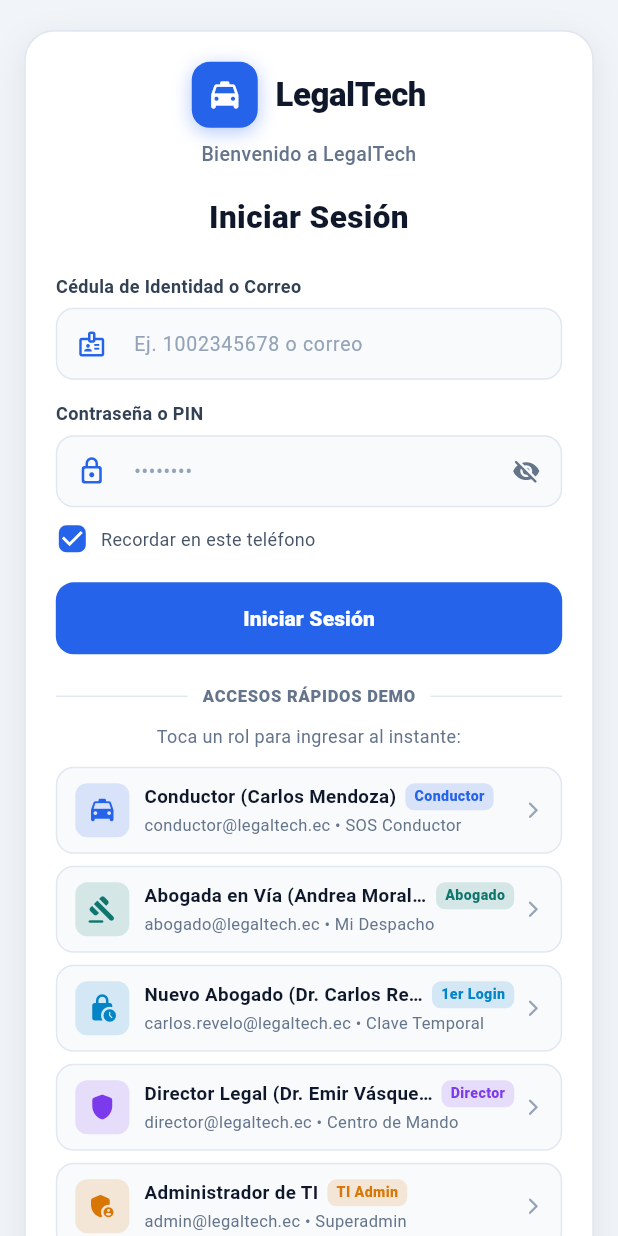
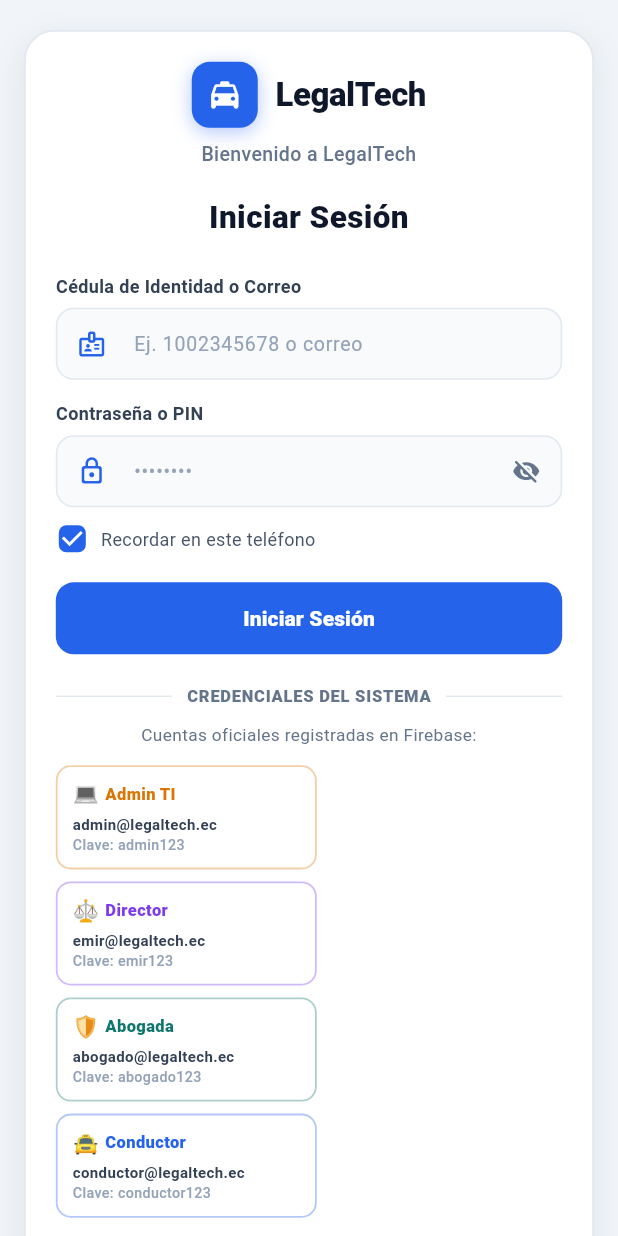
Before and after one commit to wilmerguerrerodev-prog/asistencia-legal-web, a Flutter app: the screen it shows after launch, on a phone screen of 412 x 824 dp. Run offline on Flutter 3.47's test engine with Material 3 defaults, Android fonts, the phone set to English and light mode, and no system bars; our stand-ins replace cached_network_image, calendar_view, cloud_firestore, country_code_picker, data_table_2, dotted_border and 13 more; missing offline and left inert: appflowy_board, d_chart; accounts and stored records are empty; Roboto replaces fonts that are missing (Montserrat, Plus Jakarta Sans, Ubuntu).

Commit message:
feat(auth): config 4 official roles and streamlined credential chips for production

```diff
--- a/lib/core/auth/controller/auth_mock_controller.dart
+++ b/lib/core/auth/controller/auth_mock_controller.dart
@@ -8,11 +8,12 @@ import '../model/mock_user.dart';
 class AuthMockController extends GetxController {
   static AuthMockController get to => Get.find<AuthMockController>();
 
-  // Perfiles predeterminados para pruebas
+  // Perfiles predeterminados oficiales para producción y pruebas
   static const MockUser mockItAdmin = MockUser(
     id: 'USER-IT-01',
-    name: 'Ing. Admin Sistemas',
-    email: 'admin.sistemas@legaltech.ec',
+    name: 'Ing. Dario (Admin TI)',
+    email: 'admin@legaltech.ec',
+    temporaryPassword: 'admin123',
     role: UserRole.itAdmin,
     canton: 'Quito',
     phone: '+593 99 000 1122',
@@ -21,29 +22,37 @@ class AuthMockController extends GetxController {
   static const MockUser mockAdminLawyer = MockUser(
     id: 'USER-LAW-DIR',
     name: 'Dr. Emir Vásquez',
-    email: 'emir.vasquez@legaltech.ec',
+    email: 'emir@legaltech.ec',
+    temporaryPassword: 'emir123',
     role: UserRole.adminLawyer,
     canton: 'Ibarra',
     phone: '+593 98 776 5544',
+    matriculaForo: '10-2015-442-CJ',
   );
 
   static const MockUser mockAssociateLawyer = MockUser(
     id: 'LAWYER-001',
     name: 'Dra. Andrea Morales',
-    email: 'andrea.morales@legaltech.ec',
+    email: 'abogado@legaltech.ec',
+    temporaryPassword: 'abogado123',
     role: UserRole.associateLawyer,
     canton: 'Ibarra',
     phone: '+593 99 445 1200',
+    matriculaForo: '10-2019-118-CJ',
     isAvailable: true,
   );
 
   static const MockUser mockClientDriver = MockUser(
     id: 'DRIVER-042',
-    name: 'Carlos Mendoza • Unidad #42',
-    email: 'carlos.mendoza@loslagos.ec',
+    name: 'Carlos Mendoza',
+    email: 'conductor@legaltech.ec',
+    temporaryPassword: 'conductor123',
     role: UserRole.clientDriver,
     cooperativeId: 'COOP-01',
-    cooperativeName: 'Coo. Los Lagos',
+    cooperativeName: 'Cooperativa Los Lagos',
+    unidadTaxi: 'Unidad #42',
+    placa: 'IBA-1234',
+    licencia: 'Tipo C Profesional',
     canton: 'Otavalo',
     phone: '+593 99 482 1045',
   );
--- a/lib/core/services/firebase_service.dart
+++ b/lib/core/services/firebase_service.dart
@@ -64,12 +64,13 @@ class FirebaseService {
         coopsCreated++;
       }
 
-      // 2. Semillero de Usuarios (Users)
+      // 2. Semillero de Usuarios Oficiales (Users)
       final List<Map<String, dynamic>> initialUsers = [
         {
           'id': 'USER-IT-01',
-          'name': 'Ing. Admin Sistemas',
-          'email': 'admin.sistemas@legaltech.ec',
+          'name': 'Ing. Dario (Admin TI)',
+          'email': 'admin@legaltech.ec',
+          'password': 'admin123',
           'role': 'itAdmin',
           'canton': 'Quito',
           'phone': '+593 99 000 1122',
@@ -81,7 +82,8 @@ class FirebaseService {
         {
           'id': 'USER-LAW-DIR',
           'name': 'Dr. Emir Vásquez',
-          'email': 'emir.vasquez@legaltech.ec',
+          'email': 'emir@legaltech.ec',
+          'password': 'emir123',
           'role': 'adminLawyer',
           'canton': 'Ibarra',
           'phone': '+593 98 776 5544',
@@ -94,7 +96,8 @@ class FirebaseService {
         {
           'id': 'LAWYER-001',
           'name': 'Dra. Andrea Morales',
-          'email': 'andrea.morales@legaltech.ec',
+          'email': 'abogado@legaltech.ec',
+          'password': 'abogado123',
           'role': 'associateLawyer',
           'canton': 'Ibarra',
           'phone': '+593 99 445 1200',
@@ -105,36 +108,38 @@ class FirebaseService {
           'createdAt': FieldValue.serverTimestamp(),
         },
         {
+          'id': 'DRIVER-042',
+          'name': 'Carlos Mendoza',
+          'email': 'conductor@legaltech.ec',
+          'password': 'conductor123',
+          'role': 'clientDriver',
+          'cooperativeId': 'COOP-01',
+          'cooperativeName': 'Cooperativa Los Lagos',
+          'canton': 'Otavalo',
+          'phone': '+593 99 482 1045',
+          'placa': 'IBA-1234',
+          'unidadTaxi': 'Unidad #42',
+          'licencia': 'Tipo C Profesional',
+          'isAvailable': true,
+          'subscriptionStatus': 'active',
+          'subscriptionPlan': 'conductor_pro',
+          'subscriptionExpiresAt': Timestamp.fromDate(DateTime.now().add(const Duration(days: 30))),
+          'createdAt': FieldValue.serverTimestamp(),
+        },
+        {
           'id': 'LAWYER-TEMP-002',
           'name': 'Dr. Carlos Revelo',
           'email': 'carlos.revelo@legaltech.ec',
+          'password': 'LegalTech2026!',
           'role': 'associateLawyer',
           'canton': 'Ibarra',
           'phone': '+593 99 778 9900',
           'cedula': '1003456789',
           'matriculaForo': '10-2022-315-CJ',
-          'temporaryPassword': 'LegalTech2026!',
           'debeCambiarClave': true,
           'isAvailable': true,
           'subscriptionStatus': 'active',
           'subscriptionPlan': 'lawyer_turn',
-          'createdAt': FieldValue.serverTimestamp(),
-        },
-        {
-          'id': 'DRIVER-042',
-          'name': 'Carlos Mendoza • Unidad #42',
-          'email': 'carlos.mendoza@loslagos.ec',
-          'role': 'clientDriver',
-          'cooperativeId': 'COOP-01',
-          'cooperativeName': 'Coo. Los Lagos',
-          'canton': 'Otavalo',
-          'phone': '+593 99 482 1045',
-          'placa': 'IBA-1234',
-          'unidadTaxi': 'Unidad #42',
-          'isAvailable': true,
-          'subscriptionStatus': 'active',
-          'subscriptionPlan': 'conductor_pro',
-          'subscriptionExpiresAt': Timestamp.fromDate(DateTime.now().add(const Duration(days: 30))),
           'createdAt': FieldValue.serverTimestamp(),
         },
       ];
@@ -154,7 +159,7 @@ class FirebaseService {
         try {
           await _auth.createUserWithEmailAndPassword(
             email: user['email'],
-            password: user['temporaryPassword'] ?? 'Password123!',
+            password: user['password'] ?? user['temporaryPassword'] ?? 'Password123!',
           );
         } catch (_) {
           // Ya existe en Auth o regla restringida
--- a/lib/feature/auth/view/login_screen.dart
+++ b/lib/feature/auth/view/login_screen.dart
@@ -502,7 +502,7 @@ class _LoginScreenState extends State<LoginScreen> {
             Padding(
               padding: const EdgeInsets.symmetric(horizontal: 10),
               child: Text(
-                "ACCESOS RÁPIDOS DEMO",
+                "CREDENCIALES DEL SISTEMA",
                 style: TextStyle(
                   fontFamily: 'Montserrat',
                   fontSize: 11,
@@ -517,63 +517,61 @@ class _LoginScreenState extends State<LoginScreen> {
         ),
         const SizedBox(height: 10),
         Text(
-          "Toca un rol para ingresar al instante:",
+          "Cuentas oficiales registradas en Firebase:",
           textAlign: TextAlign.center,
           style: TextStyle(
             fontFamily: 'Plus Jakarta Sans',
-            fontSize: 12,
+            fontSize: 11.5,
             color: isDark ? Colors.white60 : const Color(0xFF64748B),
           ),
         ),
         const SizedBox(height: 12),
-        _buildDemoRoleCard(
-          isDark: isDark,
-          title: "Conductor (Carlos Mendoza)",
-          subtitle: "conductor@legaltech.ec • SOS Conductor",
-          badge: "Conductor",
-          icon: Icons.local_taxi_rounded,
-          accentColor: const Color(0xFF2563EB),
-          user: AuthMockController.mockClientDriver,
-        ),
-        const SizedBox(height: 8),
-        _buildDemoRoleCard(
-          isDark: isDark,
-          title: "Abogada en Vía (Andrea Morales)",
-          subtitle: "abogado@legaltech.ec • Mi Despacho",
-          badge: "Abogado",
-          icon: Icons.gavel_rounded,
-          accentColor: const Color(0xFF0F766E),
-          user: AuthMockController.mockAssociateLawyer,
-        ),
-        const SizedBox(height: 8),
-        _buildDemoRoleCard(
-          isDark: isDark,
-          title: "Nuevo Abogado (Dr. Carlos Revelo)",
-          subtitle: "carlos.revelo@legaltech.ec • Clave Temporal",
-          badge: "1er Login",
-          icon: Icons.lock_clock_rounded,
-          accentColor: const Color(0xFF0284C7),
-          user: AuthMockController.mockTempLawyer,
-        ),
-        const SizedBox(height: 8),
-        _buildDemoRoleCard(
-          isDark: isDark,
-          title: "Director Legal (Dr. Emir Vásquez)",
-          subtitle: "director@legaltech.ec • Centro de Mando",
-          badge: "Director",
-          icon: Icons.shield_rounded,
-          accentColor: const Color(0xFF7C3AED),
-          user: AuthMockController.mockAdminLawyer,
-        ),
-        const SizedBox(height: 8),
-        _buildDemoRoleCard(
-          isDark: isDark,
-          title: "Administrador de TI",
-          subtitle: "admin@legaltech.ec • Superadmin",
-          badge: "TI Admin",
-          icon: Icons.admin_panel_settings_rounded,
-          accentColor: const Color(0xFFD97706),
-          user: AuthMockController.mockItAdmin,
+        // Grilla 2x2 compacta de credenciales oficiales
+        Wrap(
+          spacing: 8,
+          runSpacing: 8,
+          children: [
+            _buildCredentialChip(
+              context: context,
+              isDark: isDark,
+              emoji: "💻",
+              rol: "Admin TI",
+              email: "admin@legaltech.ec",
+              pass: "admin123",
+              accentColor: const Color(0xFFD97706),
+              user: AuthMockController.mockItAdmin,
+            ),
+            _buildCredentialChip(
+              context: context,
+              isDark: isDark,
+              emoji: "⚖️",
+              rol: "Director",
+              email: "emir@legaltech.ec",
+              pass: "emir123",
+              accentColor: const Color(0xFF7C3AED),
+              user: AuthMockController.mockAdminLawyer,
+            ),
+            _buildCredentialChip(
+              context: context,
+              isDark: isDark,
+              emoji: "🛡️",
+              rol: "Abogada",
+              email: "abogado@legaltech.ec",
+              pass: "abogado123",
+              accentColor: const Color(0xFF0F766E),
+              user: AuthMockController.mockAssociateLawyer,
+            ),
+            _buildCredentialChip(
+              context: context,
+              isDark: isDark,
+              emoji: "🚖",
+              rol: "Conductor",
+              email: "conductor@legaltech.ec",
+              pass: "conductor123",
+              accentColor: const Color(0xFF2563EB),
+              user: AuthMockController.mockClientDriver,
+            ),
+          ],
         ),
         const SizedBox(height: 14),
         Container(
@@ -590,11 +588,11 @@ class _LoginScreenState extends State<LoginScreen> {
             children: [
               Row(
                 children: [
-                  const Icon(Icons.cloud_sync_rounded, color: Color(0xFF2563EB), size: 20),
+                  const Icon(Icons.cloud_sync_rounded, color: Color(0xFF0D9488), size: 20),
                   const SizedBox(width: 8),
                   Expanded(
                     child: Text(
-                      "Base de Datos en la Nube (Firebase)",
+                      "Sincronizar las 4 Cuentas en Firebase",
                       style: TextStyle(
                         fontFamily: 'Montserrat',
                         fontSize: 12,
@@ -608,7 +606,7 @@ class _LoginScreenState extends State<LoginScreen> {
               ),
               const SizedBox(height: 6),
               Text(
-                "Crea y sincroniza las colecciones iniciales (users, cooperativas, casos_legales, emergencias_sos) en tu consola de Firebase.",
+                "Siembra y actualiza estas 4 cuentas en Firebase Authentication y Cloud Firestore.",
                 style: TextStyle(
                   fontFamily: 'Plus Jakarta Sans',
                   fontSize: 11,
@@ -633,7 +631,7 @@ class _LoginScreenState extends State<LoginScreen> {
                       )
                     : const Icon(Icons.bolt_rounded, size: 18),
                 label: Text(
-                  _isSeedingFirebase ? "Sincronizando con Firebase..." : "Inicializar Datos en Firebase",
+                  _isSeedingFirebase ? "Sincronizando con Firebase..." : "Poblar 4 Cuentas en Firebase",
                   style: const TextStyle(
                     fontFamily: 'Montserrat',
                     fontSize: 12,
@@ -645,6 +643,86 @@ class _LoginScreenState extends State<LoginScreen> {
           ),
         ),
       ],
+    );
+  }
+
+  Widget _buildCredentialChip({
+    required BuildContext context,
+    required bool isDark,
+    required String emoji,
+    required String rol,
+    required String email,
+    required String pass,
+    required Color accentColor,
+    required MockUser user,
+  }) {
+    final screenWidth = MediaQuery.maybeOf(context)?.size.width ?? 400;
+    final cardWidth = (screenWidth > 500 ? 500 : screenWidth) / 2 - 32;
+    return Material(
+      color: Colors.transparent,
+      child: InkWell(
+        onTap: () {
+          setState(() {
+            _identificacionController.text = email;
+            _passwordController.text = pass;
+          });
+          HapticFeedback.selectionClick();
+        },
+        borderRadius: BorderRadius.circular(10),
+        child: Container(
+          width: cardWidth,
+          padding: const EdgeInsets.symmetric(horizontal: 10, vertical: 8),
+          decoration: BoxDecoration(
+            color: isDark ? const Color(0xFF0F172A) : Colors.white,
+            borderRadius: BorderRadius.circular(10),
+            border: Border.all(
+              color: accentColor.withValues(alpha: 0.35),
+              width: 1.2,
+            ),
+          ),
+          child: Column(
+            crossAxisAlignment: CrossAxisAlignment.start,
+            children: [
+              Row(
+                children: [
+                  Text(emoji, style: const TextStyle(fontSize: 14)),
+                  const SizedBox(width: 4),
+                  Text(
+                    rol,
+                    style: TextStyle(
+                      fontFamily: 'Montserrat',
+                      fontSize: 11,
+                      fontWeight: FontWeight.w800,
+                      color: accentColor,
+                    ),
+                  ),
+                ],
+              ),
+              const SizedBox(height: 3),
+              Text(
+                email,
+                style: TextStyle(
+                  fontFamily: 'Plus Jakarta Sans',
+                  fontSize: 10,
+                  fontWeight: FontWeight.w600,
+                  color: isDark ? Colors.white70 : const Color(0xFF334155),
+                ),
+                maxLines: 1,
+                overflow: TextOverflow.ellipsis,
+              ),
+              Text(
+                "Clave: $pass",
+                style: TextStyle(
+                  fontFamily: 'Plus Jakarta Sans',
+                  fontSize: 9.5,
+                  fontWeight: FontWeight.w500,
+                  color: isDark ? Colors.white38 : const Color(0xFF94A3B8),
+                ),
+              ),
+            ],
+          ),
+        ),
+      ),
     );
   }
 
@@ -682,104 +760,5 @@ class _LoginScreenState extends State<LoginScreen> {
     }
   }
 
-  Widget _buildDemoRoleCard({
-    required bool isDark,
-    required String title,
-    required String subtitle,
-    required String badge,
-    required IconData icon,
-    required Color accentColor,
-    required MockUser user,
-  }) {
-    return Material(
-      color: Colors.transparent,
-      child: InkWell(
-        onTap: _isLoading ? null : () => _iniciarSesion(usuarioPreconfigurado: user),
-        borderRadius: BorderRadius.circular(12),
-        child: Container(
-          padding: const EdgeInsets.symmetric(horizontal: 12, vertical: 10),
-          decoration: BoxDecoration(
-            color: isDark ? const Color(0xFF0F172A) : const Color(0xFFF8FAFC),
-            borderRadius: BorderRadius.circular(12),
-            border: Border.all(
-              color: isDark ? const Color(0xFF334155) : const Color(0xFFE2E8F0),
-              width: 1,
-            ),
-          ),
-          child: Row(
-            children: [
-              Container(
-                width: 36,
-                height: 36,
-                decoration: BoxDecoration(
-                  color: accentColor.withValues(alpha: 0.15),
-                  borderRadius: BorderRadius.circular(8),
-                ),
-                child: Icon(icon, color: accentColor, size: 20),
-              ),
-              const SizedBox(width: 10),
-              Expanded(
-                child: Column(
-                  crossAxisAlignment: CrossAxisAlignment.start,
-                  children: [
-                    Row(
-                      children: [
-                        Flexible(
-                          child: Text(
-                            title,
-                            style: TextStyle(
-                              fontFamily: 'Montserrat',
-                              fontSize: 12.5,
-                              fontWeight: FontWeight.w700,
-                              color: isDark ? Colors.white : const Color(0xFF0F172A),
-                            ),
-                            maxLines: 1,
-                            overflow: TextOverflow.ellipsis,
-                          ),
-                        ),
-                        const SizedBox(width: 6),
-                        Container(
-                          padding: const EdgeInsets.symmetric(horizontal: 6, vertical: 2),
-                          decoration: BoxDecoration(
-                            color: accentColor.withValues(alpha: 0.15),
-                            borderRadius: BorderRadius.circular(6),
-                          ),
-                          child: Text(
-                            badge,
-                            style: TextStyle(
-                              fontFamily: 'Montserrat',
-                              fontSize: 9.5,
-                              fontWeight: FontWeight.w800,
-                              color: accentColor,
-                            ),
-                          ),
-                        ),
-                      ],
-                    ),
-                    const SizedBox(height: 2),
-                    Text(
-                      subtitle,
-                      style: TextStyle(
-                        fontFamily: 'Plus Jakarta Sans',
-                        fontSize: 11,
-                        color: isDark ? Colors.white54 : const Color(0xFF64748B),
-                      ),
-                      maxLines: 1,
-                      overflow: TextOverflow.ellipsis,
-                    ),
-                  ],
-                ),
-              ),
-              const SizedBox(width: 6),
-              Icon(
-                Icons.arrow_forward_ios_rounded,
-                size: 13,
-                color: isDark ? Colors.white30 : const Color(0xFF94A3B8),
-              ),
-            ],
-          ),
-        ),
-      ),
-    );
-  }
+
 }
```
Also changed, not shown: 1 other file.
